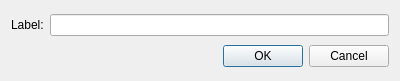
Old version of the form scribus/ui/markanchor.ui in the repository scribusproject/scribus.
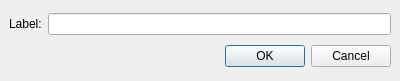
New version of the form.

Commit message: #16467: Unify margins and spacing for dialogs, set 6 <bubu>

What changed in the file:
```diff
--- a/scribus/ui/markanchor.ui
+++ b/scribus/ui/markanchor.ui
@@ -32,6 +32,18 @@
    <string>Dialog</string>
   </property>
   <layout class="QGridLayout" name="gridLayout">
+   <property name="leftMargin">
+    <number>9</number>
+   </property>
+   <property name="topMargin">
+    <number>9</number>
+   </property>
+   <property name="rightMargin">
+    <number>9</number>
+   </property>
+   <property name="bottomMargin">
+    <number>9</number>
+   </property>
    <item row="0" column="0">
     <widget class="QLabel" name="label">
      <property name="text">
```
The commit also changes 5 other files.
